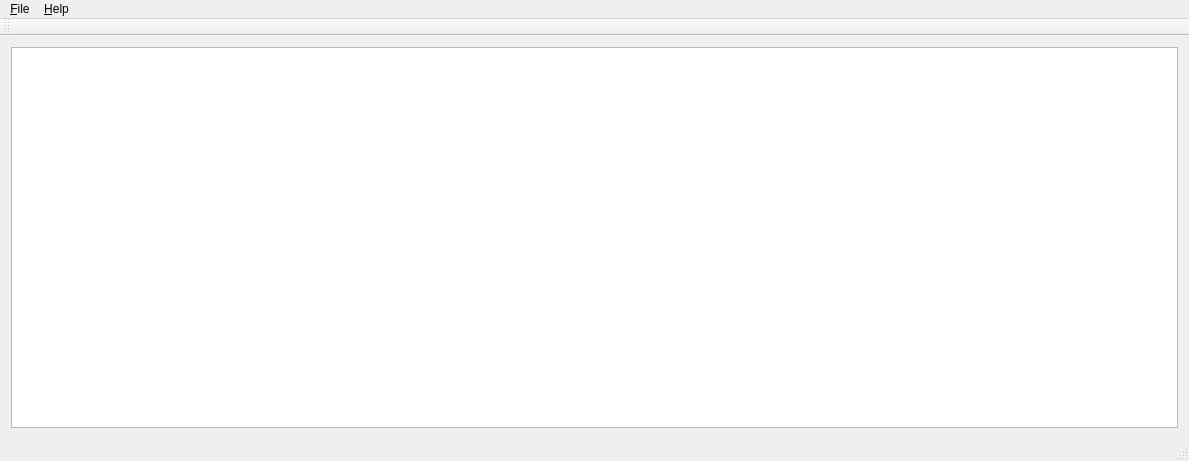
Above: mainwindow.ui from spatial-model-editor/spatial-model-editor before the change. Below: the same form after it.
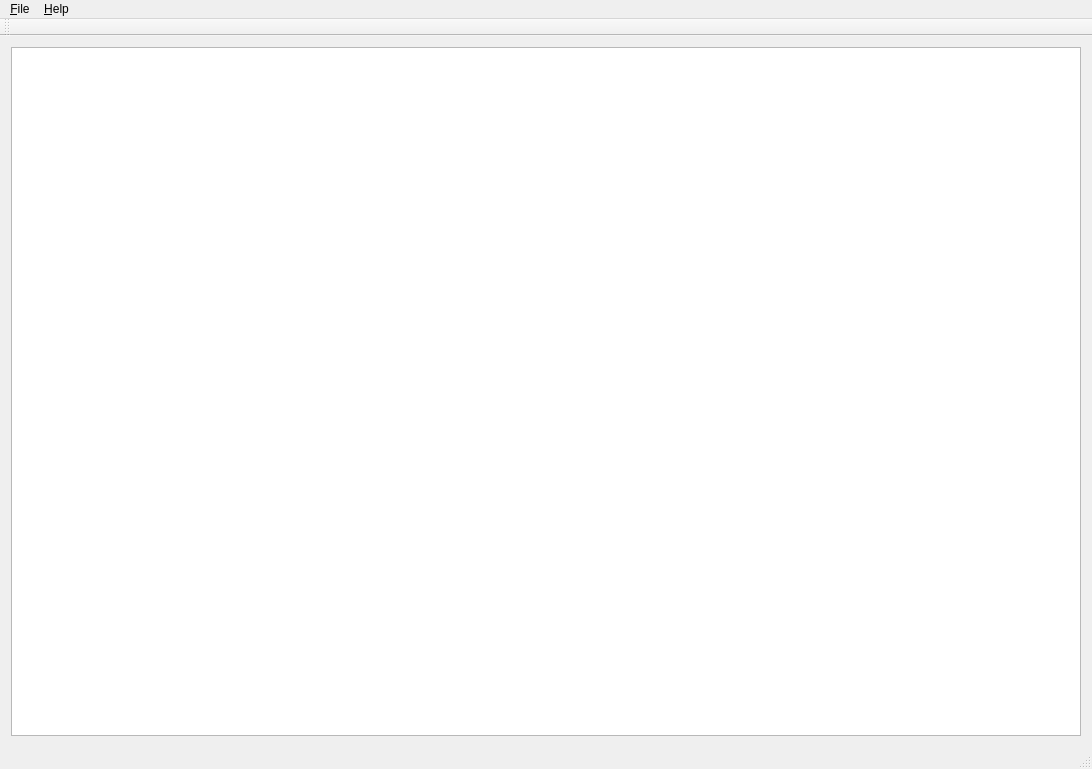
That is the form after the change.

Diff of the .ui file:
```diff
--- a/mainwindow.ui
+++ b/mainwindow.ui
@@ -6,8 +6,8 @@
    <rect>
     <x>0</x>
     <y>0</y>
-    <width>1189</width>
-    <height>461</height>
+    <width>1092</width>
+    <height>769</height>
    </rect>
   </property>
   <property name="windowTitle">
@@ -25,7 +25,7 @@
     <rect>
      <x>0</x>
      <y>0</y>
-     <width>1189</width>
+     <width>1092</width>
      <height>29</height>
     </rect>
    </property>
```
Left out of the diff: 8 changed lines with no effect on the pictures.
